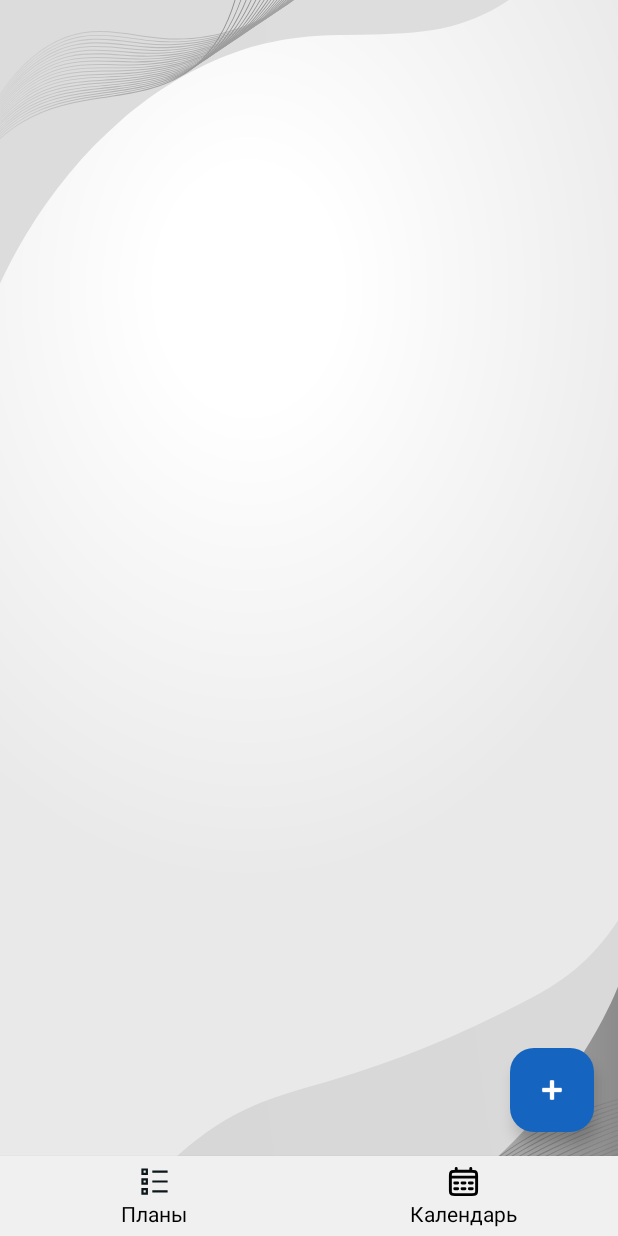
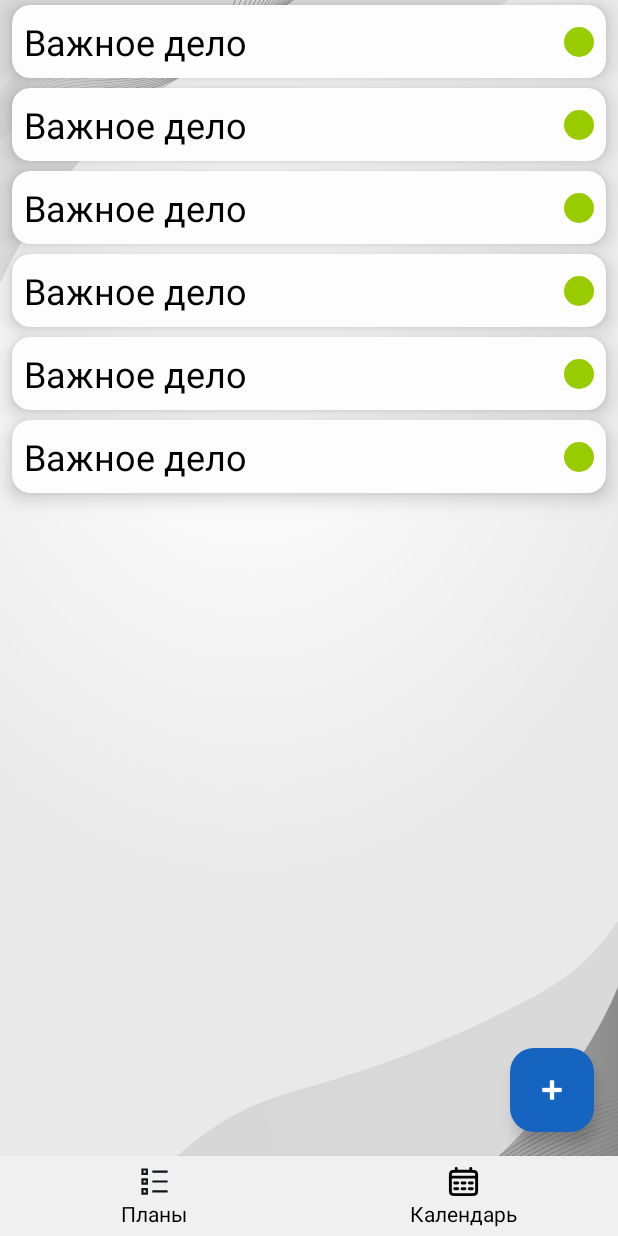
Before and after one commit to Dmitriy-10SA/MyPlans, an Android app: the layout activity_main.xml on its own in the app's theme, with its tools: preview values and no code run, on a phone screen of 412 x 824 dp. Run offline under Robolectric (Android 15) with nearby library versions, the phone set to English and light mode, and no system bars; plain views replace CalendarView.

Commit message:
Plan adapter

```diff
--- /dev/null
+++ b/app/src/main/java/com/andef/myplans/domain/entities/Importance.kt
@@ -0,0 +1,5 @@
+package com.andef.myplans.domain.entities
+
+enum class Importance {
+    LOW, MEDIUM, HIGH
+}
--- /dev/null
+++ b/app/src/main/res/drawable/green_circle.xml
@@ -0,0 +1,7 @@
+<?xml version="1.0" encoding="utf-8"?>
+<shape xmlns:android="http://schemas.android.com/apk/res/android"
+    android:shape="oval">
+<solid android:color="@android:color/holo_green_light"/>
+    <size android:height="20dp"
+        android:width="20dp"/>
+</shape>
--- a/app/src/main/res/layout/activity_main.xml
+++ b/app/src/main/res/layout/activity_main.xml
@@ -17,7 +17,9 @@
         app:layout_constraintBottom_toTopOf="@id/cardViewPlans"
         app:layout_constraintTop_toTopOf="parent"
         app:layout_constraintStart_toStartOf="parent"
-        app:layout_constraintEnd_toEndOf="parent" />
+        app:layout_constraintEnd_toEndOf="parent"
+        tools:listitem="@layout/plan_item"
+        tools:itemCount="20"/>
 
     <com.applandeo.materialcalendarview.CalendarView
         android:id="@+id/calendarView"
@@ -37,6 +39,7 @@
         android:layout_width="match_parent"
         android:layout_height="0dp"
         android:visibility="gone"
+        app:layoutManager="androidx.recyclerview.widget.LinearLayoutManager"
         app:layout_constraintTop_toBottomOf="@id/calendarView"
         app:layout_constraintBottom_toTopOf="@id/cardViewPlans"
         app:layout_constraintStart_toStartOf="parent"
--- a/app/src/main/res/layout/plan_item.xml
+++ b/app/src/main/res/layout/plan_item.xml
@@ -1,6 +1,46 @@
 <?xml version="1.0" encoding="utf-8"?>
-<androidx.constraintlayout.widget.ConstraintLayout xmlns:android="http://schemas.android.com/apk/res/android"
+<androidx.cardview.widget.CardView xmlns:android="http://schemas.android.com/apk/res/android"
+    xmlns:app="http://schemas.android.com/apk/res-auto"
+    xmlns:tools="http://schemas.android.com/tools"
     android:layout_width="match_parent"
-    android:layout_height="match_parent">
+    android:layout_height="wrap_content"
+    android:layout_marginStart="8dp"
+    android:layout_marginTop="3dp"
+    android:layout_marginEnd="8dp"
+    android:layout_marginBottom="3dp"
+    app:cardBackgroundColor="#FDFDFD"
+    app:cardCornerRadius="12dp"
+    app:cardElevation="8dp">
 
-</androidx.constraintlayout.widget.ConstraintLayout>
+
+    <androidx.constraintlayout.widget.ConstraintLayout
+        android:layout_width="match_parent"
+        android:layout_height="wrap_content"
+        android:padding="8dp">
+
+        <TextView
+            android:id="@+id/textViewPlanText"
+            android:layout_width="0dp"
+            android:layout_height="wrap_content"
+            android:layout_marginEnd="8dp"
+            android:textColor="@color/black"
+            android:textSize="24sp"
+            app:layout_constraintBottom_toBottomOf="parent"
+            app:layout_constraintEnd_toStartOf="@id/imageViewImportance"
+            app:layout_constraintHorizontal_bias="1.0"
+            app:layout_constraintStart_toStartOf="parent"
+            app:layout_constraintTop_toTopOf="parent"
+            app:layout_constraintVertical_bias="0.0"
+            tools:text="Важное дело" />
+
+        <ImageView
+            android:id="@+id/imageViewImportance"
+            android:layout_width="wrap_content"
+            android:layout_height="wrap_content"
+            android:contentDescription="@string/importance_of_task"
+            app:layout_constraintBottom_toBottomOf="parent"
+            app:layout_constraintEnd_toEndOf="parent"
+            app:layout_constraintTop_toTopOf="parent"
+            tools:background="@drawable/green_circle" />
+    </androidx.constraintlayout.widget.ConstraintLayout>
+</androidx.cardview.widget.CardView>
--- a/app/src/main/res/values/strings.xml
+++ b/app/src/main/res/values/strings.xml
@@ -4,4 +4,5 @@
     <string name="list_of_plans">Список планов</string>
     <string name="calendar">Календарь</string>
     <string name="add_new_plan">Добавить новый план</string>
+    <string name="importance_of_task">Важность задачи</string>
 </resources>
```
Also changed, not shown: app/src/main/java/com/andef/myplans/domain/entities/Plan.kt (added, +10 -0 lines), app/src/main/java/com/andef/myplans/presentation/adapter/PlanAdapter.kt (added, +60 -0 lines), app/src/main/java/com/andef/myplans/presentation/ui/MainActivity.kt (+17 -2 lines), app/src/main/res/drawable/orange_circle.xml (added, +7 -0 lines), app/src/main/res/drawable/red_circle.xml (added, +7 -0 lines).
